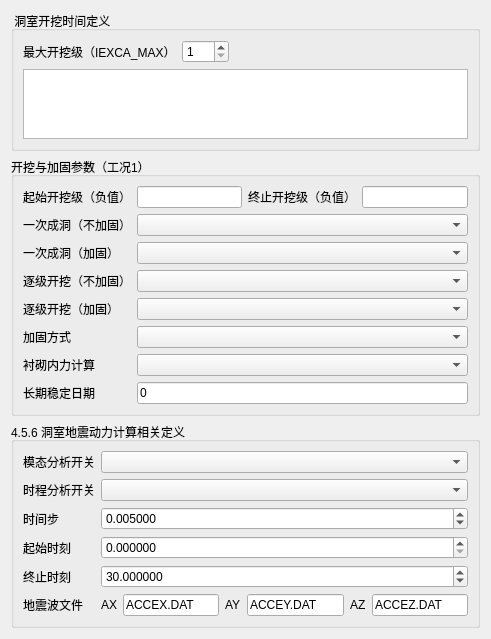
Qt form plugins/Base_Slover/CaveSupportComputationPage.ui (asd977/base_cae) before a commit.
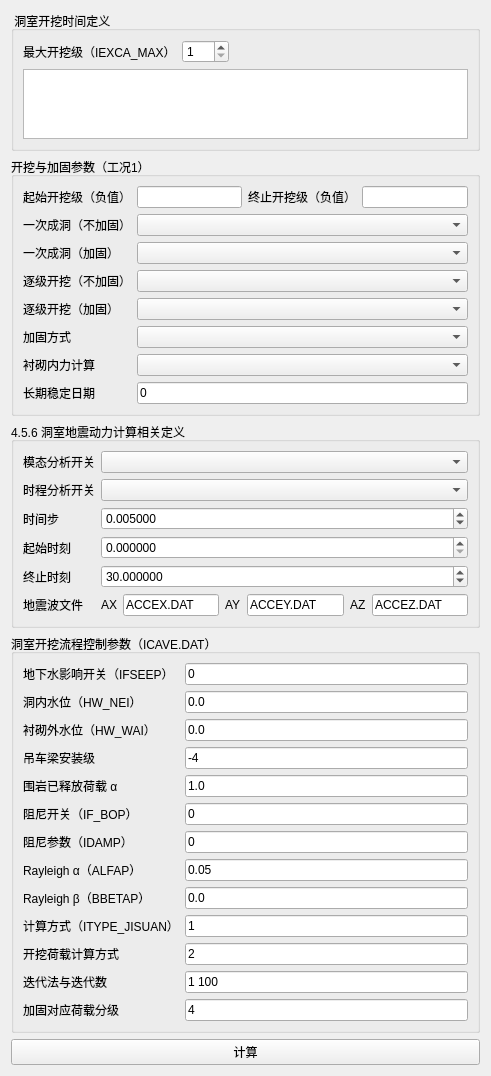
The same form after that commit.

Commit message: 调整洞室开挖与块体稳定入口

```diff
--- a/plugins/Base_Slover/CaveSupportComputationPage.ui
+++ b/plugins/Base_Slover/CaveSupportComputationPage.ui
@@ -352,6 +352,49 @@
      </layout>
     </widget>
    </item>
+
+   <item>
+    <widget class="QGroupBox" name="groupIcaveParams">
+     <property name="title">
+      <string>洞室开挖流程控制参数（ICAVE.DAT）</string>
+     </property>
+     <layout class="QFormLayout" name="formLayoutIcave">
+      <item row="0" column="0"><widget class="QLabel" name="label3"><property name="text"><string>地下水影响开关（IFSEEP）</string></property></widget></item>
+      <item row="0" column="1"><widget class="QLineEdit" name="line3Edit"><property name="text"><string>0</string></property></widget></item>
+      <item row="1" column="0"><widget class="QLabel" name="label5"><property name="text"><string>洞内水位（HW_NEI）</string></property></widget></item>
+      <item row="1" column="1"><widget class="QLineEdit" name="line5Edit"><property name="text"><string>0.0</string></property></widget></item>
+      <item row="2" column="0"><widget class="QLabel" name="label7"><property name="text"><string>衬砌外水位（HW_WAI）</string></property></widget></item>
+      <item row="2" column="1"><widget class="QLineEdit" name="line7Edit"><property name="text"><string>0.0</string></property></widget></item>
+      <item row="3" column="0"><widget class="QLabel" name="label10"><property name="text"><string>吊车梁安装级</string></property></widget></item>
+      <item row="3" column="1"><widget class="QLineEdit" name="line10Edit"><property name="text"><string>-4</string></property></widget></item>
+      <item row="4" column="0"><widget class="QLabel" name="label11"><property name="text"><string>围岩已释放荷载 α</string></property></widget></item>
+      <item row="4" column="1"><widget class="QLineEdit" name="line11Edit"><property name="text"><string>1.0</string></property></widget></item>
+      <item row="5" column="0"><widget class="QLabel" name="label18"><property name="text"><string>阻尼开关（IF_BOP）</string></property></widget></item>
+      <item row="5" column="1"><widget class="QLineEdit" name="line18Edit"><property name="text"><string>0</string></property></widget></item>
+      <item row="6" column="0"><widget class="QLabel" name="label19"><property name="text"><string>阻尼参数（IDAMP）</string></property></widget></item>
+      <item row="6" column="1"><widget class="QLineEdit" name="line19Edit"><property name="text"><string>0</string></property></widget></item>
+      <item row="7" column="0"><widget class="QLabel" name="label20"><property name="text"><string>Rayleigh α（ALFAP）</string></property></widget></item>
+      <item row="7" column="1"><widget class="QLineEdit" name="line20Edit"><property name="text"><string>0.05</string></property></widget></item>
+      <item row="8" column="0"><widget class="QLabel" name="label21"><property name="text"><string>Rayleigh β（BBETAP）</string></property></widget></item>
+      <item row="8" column="1"><widget class="QLineEdit" name="line21Edit"><property name="text"><string>0.0</string></property></widget></item>
+      <item row="9" column="0"><widget class="QLabel" name="label22"><property name="text"><string>计算方式（ITYPE_JISUAN）</string></property></widget></item>
+      <item row="9" column="1"><widget class="QLineEdit" name="line22Edit"><property name="text"><string>1</string></property></widget></item>
+      <item row="10" column="0"><widget class="QLabel" name="label23"><property name="text"><string>开挖荷载计算方式</string></property></widget></item>
+      <item row="10" column="1"><widget class="QLineEdit" name="line23Edit"><property name="text"><string>2</string></property></widget></item>
+      <item row="11" column="0"><widget class="QLabel" name="label24"><property name="text"><string>迭代法与迭代数</string></property></widget></item>
+      <item row="11" column="1"><widget class="QLineEdit" name="line24Edit"><property name="text"><string>1 100</string></property></widget></item>
+      <item row="12" column="0"><widget class="QLabel" name="label25"><property name="text"><string>加固对应荷载分级</string></property></widget></item>
+      <item row="12" column="1"><widget class="QLineEdit" name="line25Edit"><property name="text"><string>4</string></property></widget></item>
+     </layout>
+    </widget>
+   </item>
+   <item>
+    <widget class="QPushButton" name="btnCompute">
+     <property name="text">
+      <string>计算</string>
+     </property>
+    </widget>
+   </item>
    <item>
     <spacer name="verticalSpacerBottom">
      <property name="orientation">
```
The commit also changes 8 other files.
